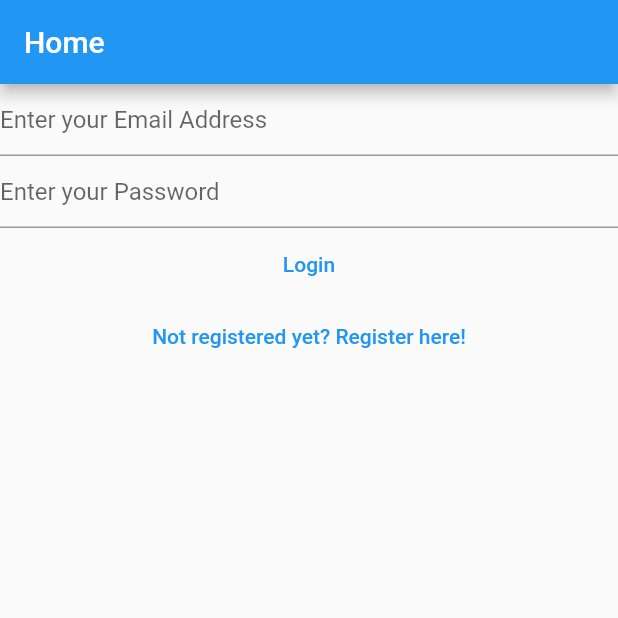
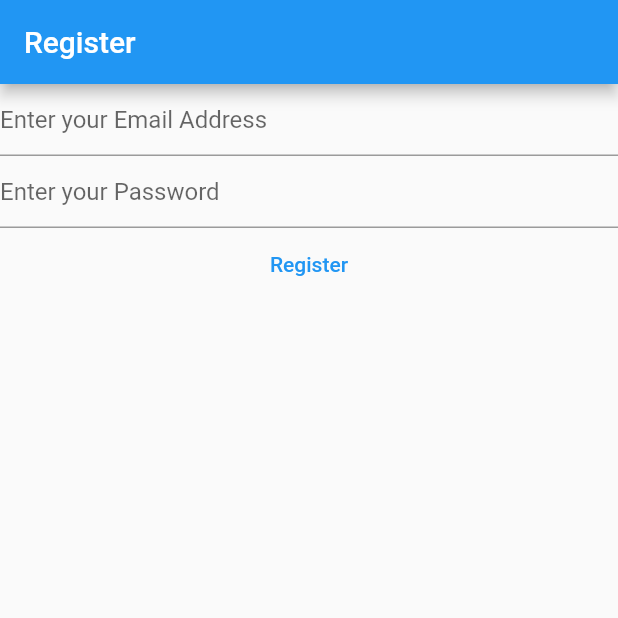
Before and after one commit to Ayush-004/My-Notes, a Flutter app: the screen it shows after launch, after a tap on "Not registered yet? Register here!", on a phone screen of 412 x 824 dp, the top half of it. Run offline on Flutter 3.47's test engine with Material 2 defaults, Android fonts, the phone set to English and light mode, and no system bars; our stand-ins replace firebase_auth, firebase_core; accounts and stored records are empty; network calls fail.

Commit message:
Add routes

```diff
--- a/lib/main.dart
+++ b/lib/main.dart
@@ -15,6 +15,11 @@ void main() {
         primarySwatch: Colors.blue,
       ),
       home: const HomePage(),
+      //create a route between login and register view
+      routes: {
+        '/login/': (context) => const LoginView(),
+        '/register/': (context) => const RegisterView(),
+      },
     ),
   );
 }
--- a/lib/views/login_view.dart
+++ b/lib/views/login_view.dart
@@ -74,7 +74,10 @@ class _LoginViewState extends State<LoginView> {
           child: const Text('Login'),
         ),
         TextButton(
-          onPressed: () {},
+          onPressed: () {
+            Navigator.of(context)
+                .pushNamedAndRemoveUntil('/register/', (route) => false);
+          },
           child: const Text('Not registered yet? Register here!'),
         ),
       ],
--- a/lib/views/register_view.dart
+++ b/lib/views/register_view.dart
@@ -33,7 +33,11 @@ class _RegisterViewState extends State<RegisterView> {
   }
 
   Widget build(BuildContext context) {
-    return Column(
+    return Scaffold(
+      appBar: AppBar(
+        title: const Text('Register'),
+      ),
+      body: Column(
         children: [
           TextField(
             controller: _email,
@@ -78,6 +82,7 @@ class _RegisterViewState extends State<RegisterView> {
             child: const Text('Register'),
           ),
         ],
+      ),
     );
   }
 }
```
Lines whose indentation alone changed are shown as unchanged.
